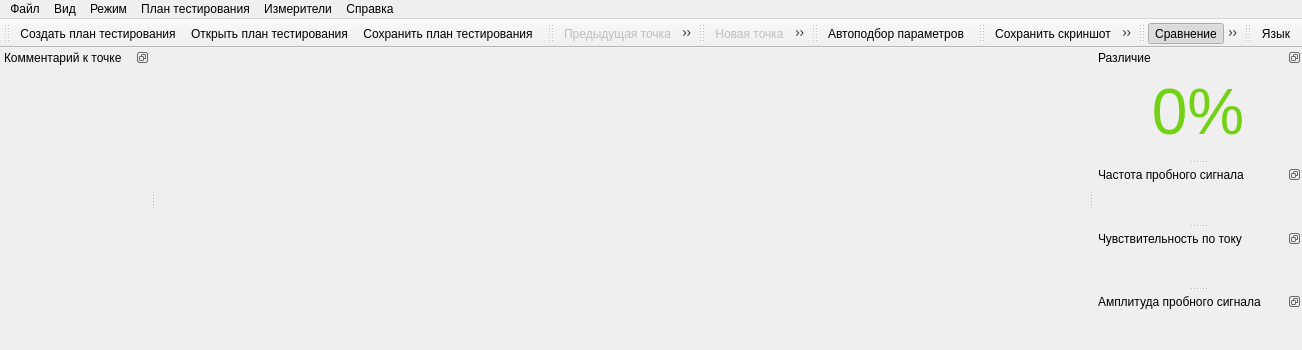
EPC-MSU/EPLab, file gui/mainwindow.ui: the form before one commit.
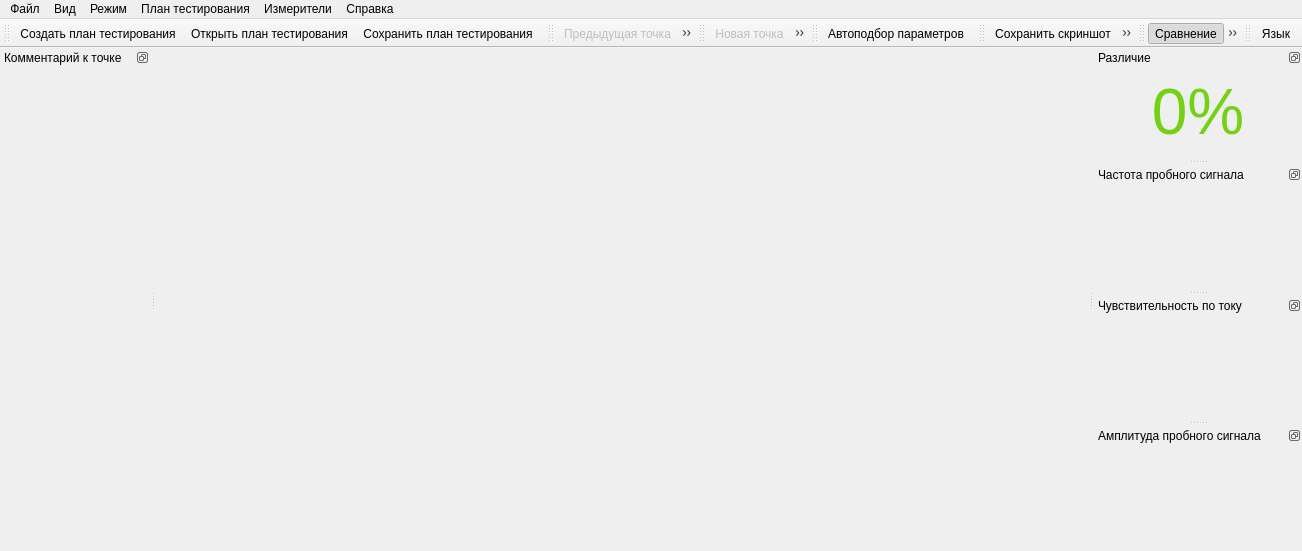
The form after the commit. Icons and pictures are not drawn.

Diff of the .ui file:
```diff
--- a/gui/mainwindow.ui
+++ b/gui/mainwindow.ui
@@ -6,8 +6,8 @@
    <rect>
     <x>0</x>
     <y>0</y>
-    <width>675</width>
-    <height>350</height>
+    <width>1207</width>
+    <height>551</height>
    </rect>
   </property>
   <property name="windowTitle">
```
Left out of the diff: 35 changed lines with no effect on the pictures.
